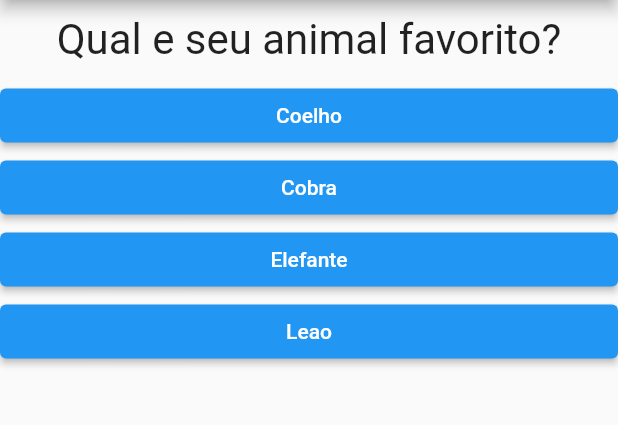
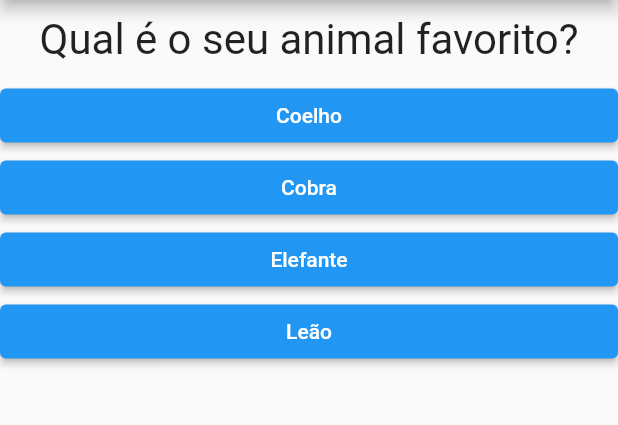
Before and after one commit to nickksoares/projeto_perguntas, a Flutter app: the screen it shows after launch, after a tap on "Preto", on a phone screen of 412 x 824 dp, the part 84-509 px from its top. Run offline on Flutter 3.47's test engine with Material 2 defaults, Android fonts, the phone set to English and light mode, and no system bars.

Commit message:
evolving the code
Added two new files and changed the way the main.dart file was coded so it uses less memory and runs better. This was also made to manage any issues in case the app needs to be changed in any way

```diff
--- a/lib/main.dart
+++ b/lib/main.dart
@@ -1,6 +1,7 @@
 import 'package:flutter/material.dart';
-import './questao.dart';
-import 'respostas.dart';
+import 'package:projeto_perguntas/resultado.dart';
+import 'questionario.dart';
+import 'questao.dart';
 
 main(){
   runApp( const PerguntaApp());
@@ -10,25 +11,42 @@ class _PerguntaAppState extends State<PerguntaApp>{
   var _perguntaSelecionada = 0;
 
   void _responder(){
-    setState(() {
-      _perguntaSelecionada ++;
-    });
+
+    if(temPerguntaSelecionada){
+      setState(() {
+        _perguntaSelecionada ++;
+     });
+
+    }
 
   }
-  get perguntaPos => _perguntaSelecionada;
+
+  bool get temPerguntaSelecionada {
+    return _perguntaSelecionada < _perguntas.length;
+  }
+
+
+  final _perguntas = const [
+    {
+      'texto': 'Qual é a sua cor favorita?',
+      'respostas': ['Preto', 'Vermelho', 'Verde', 'Branco'],
+    },
+    {
+      'texto': 'Qual é o seu animal favorito?',
+      'respostas': ['Coelho', 'Cobra', 'Elefante', 'Leão'],
+    },
+    {
+      'texto': 'Qual é o seu instrutor favorito?',
+      'respostas': ['Maria', 'João', 'Leo', 'Pedro'],
+    },
+  ];
+
+
 
   @override
   Widget build(BuildContext context){
 
-    List<Widget> respostasWidgetList = [];
-    for (
-      var textoResp
-      in
-      PerguntasClass().perguntasList[_perguntaSelecionada].cast()['respostas']
-      )
-      {
-        respostasWidgetList.add(Resposta(textoResp, _responder));
-      }
+
 
     return MaterialApp(
       home: Scaffold(
@@ -36,22 +54,23 @@ class _PerguntaAppState extends State<PerguntaApp>{
         appBar: AppBar(
           title: const Text('Perguntas'),
           ),
-        body: Column(
-          children: <Widget>[
-            //Perguntas a serem feitas
-            Questao(PerguntasClass().perguntasList[_perguntaSelecionada]['texto'].toString()),
+        body: temPerguntaSelecionada?
+        Questionario(
+          perguntas: _perguntas,
+          perguntaSelecionada: _perguntaSelecionada,
+          responder: _responder,
+        ): const Resultado()
 
-            //Lista de Respostas a serem respondidas
-            //Utilizando o operador '...' a lista de Widget e posta
-            ...respostasWidgetList
-          ],
-        ),
       ),
     );
   }
 
 
 
+}
+
+get perguntaPos {
+  return _PerguntaAppState()._perguntaSelecionada;
 }
 
 
@@ -64,9 +83,4 @@ class PerguntaApp extends StatefulWidget{
   _PerguntaAppState createState(){
     return _PerguntaAppState();
   }
-
-
-
-
-
 }
--- a/lib/questao.dart
+++ b/lib/questao.dart
@@ -1,4 +1,5 @@
 import 'package:flutter/material.dart';
+import 'package:projeto_perguntas/main.dart';
 
 class Questao extends StatelessWidget {
   final String texto;
@@ -17,21 +18,3 @@ class Questao extends StatelessWidget {
     );
   }
 }
-
-class PerguntasClass {
-  final List<Map<String, Object>> perguntasList = [
-    {
-      'texto': 'Qual a sua cor favorita?',
-      'respostas': ['Preto', 'Vermelho', 'Verde', 'Branco'],
-    },
-    {
-      'texto': 'Qual e seu animal favorito?',
-      'respostas': ['Coelho', 'Cobra', 'Elefante', 'Leao'],
-    },
-    {
-      'texto': 'Qual seu instrutor favorito?',
-      'respostas': ['Maria', 'Joao', 'Leo', 'Pedro'],
-    }
-  ];
-
-}
--- /dev/null
+++ b/lib/questionario.dart
@@ -0,0 +1,45 @@
+import 'package:flutter/material.dart';
+import 'respostas.dart';
+import 'questao.dart';
+
+class Questionario extends StatelessWidget {
+
+
+  final int perguntaSelecionada;
+  final List<Map<String,Object>> perguntas;
+  final void Function() responder;
+
+  const Questionario({
+    super.key,
+    required this.perguntas,
+    required this.perguntaSelecionada,
+    required this.responder
+  });
+
+    //failSafe para caso o index ultrapasse o numero de elementos
+  bool get temPerguntaSelecionada{
+    return perguntaSelecionada < perguntas.length;
+  }
+
+  @override
+  Widget build(BuildContext context) {
+    List<String> respostasList = temPerguntaSelecionada
+    ? perguntas[perguntaSelecionada].cast()['respostas'] //confere se nao esta out of range
+     //chave a ser passada
+    :[];
+    List<Widget> respostasWidgetList = respostasList
+    .map((t) => Resposta(t,responder))
+    .toList();
+    return  Column(
+          //abaixo lista de Widgets
+          children: <Widget>[
+            //Perguntas a serem feitas
+            Questao(perguntas[perguntaSelecionada].cast()['texto']),
+
+            //Lista de Respostas a serem respondidas
+            //Utilizando o operador '...' a lista de Widget e posta
+            ...respostasWidgetList
+          ]
+    );
+  }
+}
--- /dev/null
+++ b/lib/resultado.dart
@@ -0,0 +1,21 @@
+
+
+
+import 'package:flutter/material.dart';
+
+class Resultado extends StatelessWidget {
+  const Resultado({super.key});
+
+  @override
+  Widget build(BuildContext context) {
+    return const Center(
+      child: Text(
+        'Parabens!',
+        style: TextStyle(
+          fontSize: 28
+        ) ,
+      )
+
+    );
+  }
+}
--- a/pubspec.yaml
+++ b/pubspec.yaml
@@ -16,7 +16,7 @@ publish_to: 'none' # Remove this line if you wish to publish to pub.dev
 # https://developer.apple.com/library/archive/documentation/General/Reference/InfoPlistKeyReference/Articles/CoreFoundationKeys.html
 # In Windows, build-name is used as the major, minor, and patch parts
 # of the product and file versions while build-number is used as the build suffix.
-version: 1.0.0+1
+version: 1.0.1+1
 
 environment:
   sdk: '>=2.19.6 <3.0.0'
```
